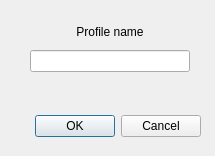
Before: the Qt Designer form profiledialog.ui in supernugy/Awesome2DGui, drawn with Qt 5.
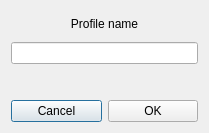
After: the same form once the commit is applied.

Commit message: Added functionality for Add profile button

```diff
--- a/profiledialog.ui
+++ b/profiledialog.ui
@@ -6,38 +6,15 @@
    <rect>
     <x>0</x>
     <y>0</y>
-    <width>215</width>
-    <height>156</height>
+    <width>209</width>
+    <height>133</height>
    </rect>
   </property>
   <property name="windowTitle">
    <string>Dialog</string>
   </property>
-  <widget class="QDialogButtonBox" name="buttonBox">
-   <property name="geometry">
-    <rect>
-     <x>20</x>
-     <y>110</y>
-     <width>181</width>
-     <height>32</height>
-    </rect>
-   </property>
-   <property name="orientation">
-    <enum>Qt::Horizontal</enum>
-   </property>
-   <property name="standardButtons">
-    <set>QDialogButtonBox::Cancel|QDialogButtonBox::Ok</set>
-   </property>
-  </widget>
-  <widget class="QWidget" name="verticalLayoutWidget">
-   <property name="geometry">
-    <rect>
-     <x>30</x>
-     <y>20</y>
-     <width>160</width>
-     <height>81</height>
-    </rect>
-   </property>
+  <layout class="QVBoxLayout" name="verticalLayout_2">
+   <item>
    <layout class="QVBoxLayout" name="verticalLayout">
     <item>
      <widget class="QLabel" name="profileNameLabel">
@@ -66,7 +43,26 @@
      </widget>
     </item>
    </layout>
-  </widget>
+   </item>
+   <item>
+    <layout class="QHBoxLayout" name="horizontalLayout">
+     <item>
+      <widget class="QPushButton" name="cancelButton">
+       <property name="text">
+        <string>Cancel</string>
+       </property>
+      </widget>
+     </item>
+     <item>
+      <widget class="QPushButton" name="okButton">
+       <property name="text">
+        <string>OK</string>
+       </property>
+      </widget>
+     </item>
+    </layout>
+   </item>
+  </layout>
  </widget>
  <resources/>
  <connections>
```
Left out of the diff: 35 changed lines with no effect on the pictures. Lines whose indentation alone changed are shown as unchanged. The commit also changes 3 other files.
